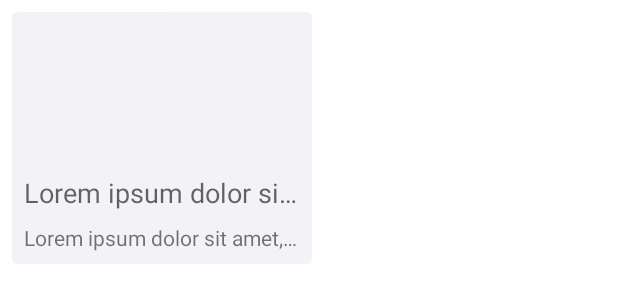
After one commit to thanhnd/GroveCRM_Android, an Android app: the layout item_product.xml on its own in the app's theme, with its tools: preview values and no code run, on a phone screen of 412 x 824 dp. The commit adds this screen. Shown: the top 303 px of the screen. Run offline under Robolectric (Android 15) with nearby library versions, the phone set to English and light mode, and no system bars; network calls fail.

Commit message:
Product List

```diff
--- a/app/src/main/java/com/grove/crm/data/ApiInterface.kt
+++ b/app/src/main/java/com/grove/crm/data/ApiInterface.kt
@@ -22,6 +22,10 @@ interface ApiInterface {
 
     @GET("api/CRMNews/getlistnew/")
     fun getListArticles(): Call<ResponseResult<List<Article>>>
+
+    @GET("api/Products/getallbypublish/")
+    fun getListProducts(): Call<ResponseResult<List<Product>>>
+
 
     @GET("api/CRMNews/gethotnew/")
     fun getHotNews(): Call<ResponseResult<HotNews>>
--- a/app/src/main/java/com/grove/crm/ui/main/MainActivity.kt
+++ b/app/src/main/java/com/grove/crm/ui/main/MainActivity.kt
@@ -20,6 +20,7 @@ import com.grove.crm.ui.inputPhone.InputPhoneActivity
 import com.grove.crm.ui.mapstore.MapStoreActivity
 import com.grove.crm.ui.membercard.MemberCardActivity
 import com.grove.crm.ui.notify.NotifyActivity
+import com.grove.crm.ui.product.ProductActivity
 import com.grove.crm.ui.setting.SettingActivity
 import com.grove.crm.ui.transaction.TransactionActivity
 import com.grove.crm.utils.AccountManager
@@ -278,4 +279,9 @@ class MainActivity : BaseActivity() {
                 startActivity(this)
             }
     }
+
+    fun openListProduct(view: View) {
+        Intent(this, ProductActivity::class.java)
+            .apply { startActivity(this) }
+    }
 }
--- /dev/null
+++ b/app/src/main/res/layout/item_product.xml
@@ -0,0 +1,53 @@
+<com.google.android.material.card.MaterialCardView xmlns:android="http://schemas.android.com/apk/res/android"
+    android:layout_width="200dp"
+    android:layout_height="wrap_content"
+    xmlns:tools="http://schemas.android.com/tools"
+    android:layout_margin="@dimen/content_margin"
+    android:clickable="true"
+    android:focusable="true">
+
+    <LinearLayout
+        android:layout_width="match_parent"
+        android:layout_height="wrap_content"
+        android:background="@color/light_gray"
+        android:orientation="vertical">
+
+        <ImageView
+            android:id="@+id/ivImage"
+            android:layout_width="match_parent"
+            android:layout_height="100dp"
+            android:scaleType="centerCrop" />
+
+        <LinearLayout
+            android:layout_width="match_parent"
+            android:layout_height="wrap_content"
+            android:padding="@dimen/content_padding"
+
+            android:orientation="vertical">
+
+            <TextView
+                android:id="@+id/tvItemName"
+                android:layout_width="match_parent"
+                android:layout_height="wrap_content"
+                android:layout_gravity="center_horizontal"
+                android:maxLines="1"
+                android:lines="1"
+                android:ellipsize="end"
+                tools:text="Lorem ipsum dolor sit amet, consectetur adipiscing elit. Quisque id sodales odio. Aliquam felis augue, ultricies eget bibendum ac, molestie non elit. Aenean iaculis nec diam nec rutrum."
+                android:textAppearance="?android:attr/textAppearanceMedium" />
+
+            <TextView
+                android:id="@+id/tvPrice"
+                android:layout_width="match_parent"
+                android:layout_height="wrap_content"
+                android:layout_gravity="center_horizontal"
+                android:layout_marginTop="@dimen/content_vertical_padding"
+                android:ellipsize="end"
+                tools:text="Lorem ipsum dolor sit amet, consectetur adipiscing elit. Quisque id sodales odio. Aliquam felis augue, ultricies eget bibendum ac, molestie non elit. Aenean iaculis nec diam nec rutrum."
+                android:maxLines="1"
+                android:lines="1"
+                android:textAppearance="?android:attr/textAppearanceSmall" />
+
+        </LinearLayout>
+    </LinearLayout>
+</com.google.android.material.card.MaterialCardView>
--- a/app/src/main/res/values/strings.xml
+++ b/app/src/main/res/values/strings.xml
@@ -56,4 +56,5 @@
     <string name="vietnamese">Vietnamese</string>
     <string name="choose_language">Choose language</string>
     <string name="view_hotnews_details">View Details</string>
+    <string name="shop">Shopping</string>
 </resources>
```
Also changed, not shown: app/build.gradle (+9 -6 lines), app/src/main/AndroidManifest.xml (+27 -17 lines), app/src/main/java/com/grove/crm/data/ProductActivityRepository.kt (added, +35 -0 lines), app/src/main/java/com/grove/crm/data/model/Product.kt (added, +14 -0 lines), app/src/main/java/com/grove/crm/ui/product/ProductActivity.kt (added, +37 -0 lines), app/src/main/java/com/grove/crm/ui/product/ProductActivityViewModel.kt (added, +17 -0 lines), app/src/main/java/com/grove/crm/ui/product/ProductAdapter.kt (added, +64 -0 lines), app/src/main/res/layout/activity_main.xml (+11 -0 lines), app/src/main/res/layout/activity_product.xml (added, +16 -0 lines), build.gradle (+6 -4 lines), app/src/main/res/drawable-mdpi/img_product.png (added), app/src/main/res/drawable-xhdpi/img_product.png (added), app/src/main/res/drawable-xxhdpi/img_product.png (added), gradle/wrapper/gradle-wrapper.properties, 1 other file.
